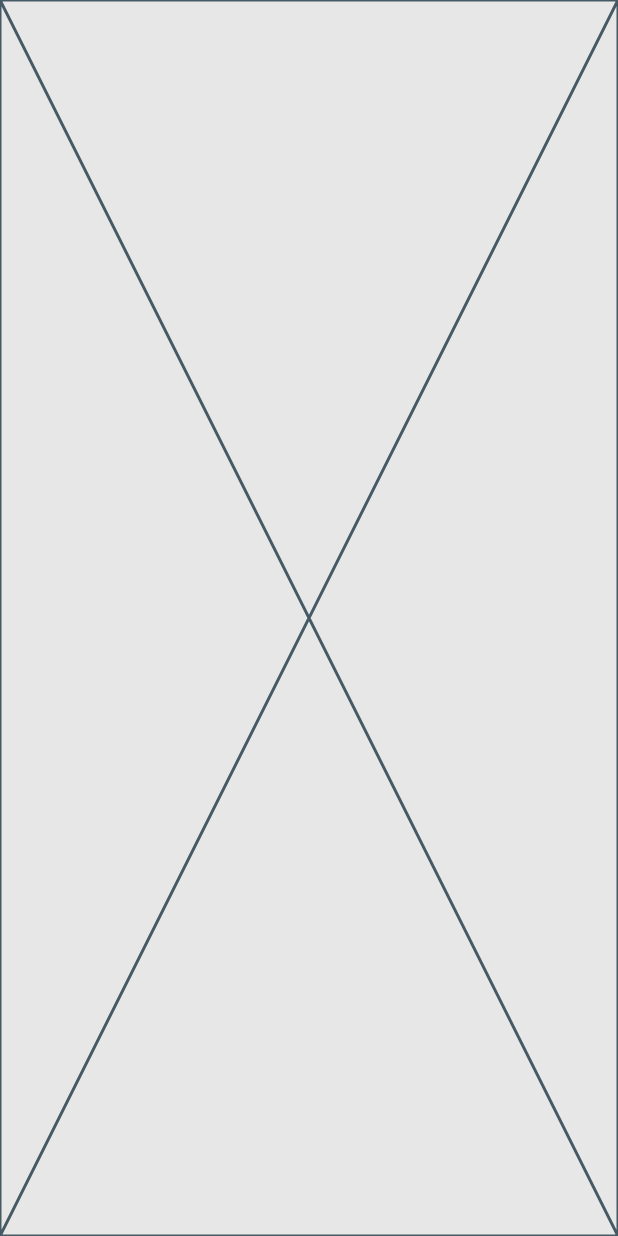
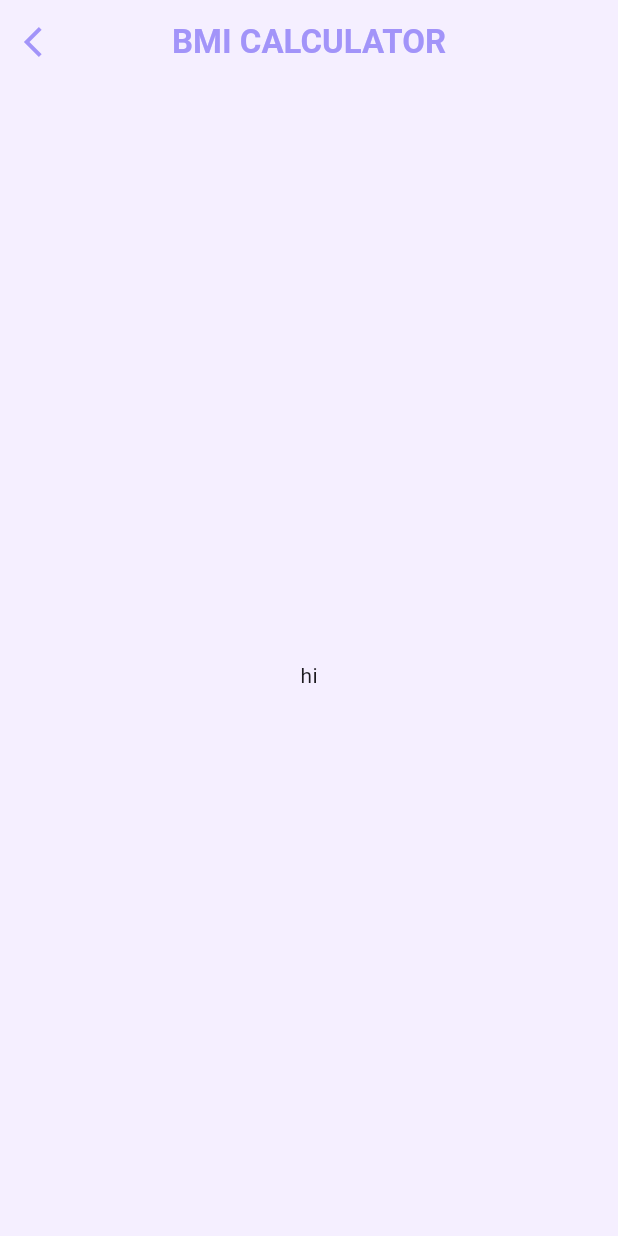
Before and after one commit to roypa123/bmicalculator, a Flutter app: the screen it shows after launch, on a phone screen of 412 x 824 dp. Run offline on Flutter 3.47's test engine with Material 3 defaults, Android fonts, the phone set to English and light mode, and no system bars; our stand-ins replace equatable, flutter_bloc, flutter_screenutil, get_it.

Commit message:
appbar is creating

```diff
--- /dev/null
+++ b/lib/core/common/widgets/common_app_bar.dart
@@ -0,0 +1,31 @@
+
+
+import 'package:bmicalculator/core/configs/styles/app_colors.dart';
+import 'package:flutter/material.dart';
+import 'package:flutter_screenutil/flutter_screenutil.dart';
+
+class CommonAppBar extends StatelessWidget implements PreferredSizeWidget{
+  final String? title;
+  final bool? leadingButton;
+  final bool? trailingButton;
+  const CommonAppBar({super.key,this.title,this.leadingButton,this.trailingButton});
+
+  @override
+  Widget build(BuildContext context) {
+    return AppBar(
+      backgroundColor: AppColors.transparent,
+      centerTitle: true,
+      title: Text(
+        title ?? "",
+        style: const TextStyle(fontWeight: FontWeight.bold,color: AppColors.mainColor)
+      ),
+      leading: (leadingButton ?? true) ? GestureDetector(
+        onTap: () => Navigator.pop(context),
+        child: const Icon(Icons.arrow_back_ios,color: AppColors.mainColor,),
+      ): null
+    );
+  }
+
+   @override
+  Size get preferredSize => Size.fromHeight(75.h);
+}
--- a/lib/core/configs/styles/app_colors.dart
+++ b/lib/core/configs/styles/app_colors.dart
@@ -7,6 +7,6 @@ class AppColors {
   static const white = Colors.white;
   static const grey = Colors.grey;
 
-  static const ffd8b0e = Color(0XFFFD8B0E);
-  static const backgroundColor =Color(0XFF131211);
+  static const mainColor = Color(0XFFA294F9);
+  static const backgroundColor =Color(0XFFF5EFFF);
 }
--- a/lib/features/main/presentation/views/main_screen.dart
+++ b/lib/features/main/presentation/views/main_screen.dart
@@ -1,10 +1,27 @@
 import 'package:flutter/material.dart';
+
+import '../../../../core/common/widgets/common_app_bar.dart';
+import '../../../../core/configs/styles/app_colors.dart';
 
 class MainScreen extends StatelessWidget {
   const MainScreen({super.key});
 
   @override
   Widget build(BuildContext context) {
-    return const Placeholder();
+    return Scaffold(
+      appBar: CommonAppBar(title: "BMI CALCULATOR",leadingButton: true,trailingButton: true,),
+      backgroundColor: AppColors.backgroundColor,
+      body: SizedBox(
+        width: double.maxFinite,
+        height: double.maxFinite,
+        child: Column(
+          mainAxisAlignment: MainAxisAlignment.center,
+          crossAxisAlignment: CrossAxisAlignment.center,
+          children: [
+            Text("hi")
+          ],
+        ),
+      ),
+    );
   }
 }
--- a/lib/features/splash/presentation/views/splash_screen.dart
+++ b/lib/features/splash/presentation/views/splash_screen.dart
@@ -23,7 +23,7 @@ class SplashScreen extends StatelessWidget {
         }
       },
       child: Scaffold(
-        backgroundColor: AppColors.white,
+        backgroundColor: AppColors.backgroundColor,
         body: SizedBox(
           width: double.maxFinite,
           height: double.maxFinite,
@@ -34,7 +34,7 @@ class SplashScreen extends StatelessWidget {
               Icon(
                 Icons.accessibility,
                 size: 200.w,
-                color: AppColors.primaryColor ,
+                color: AppColors.mainColor ,
               ),
               25.verticalSpace,
               Text(
@@ -42,7 +42,7 @@ class SplashScreen extends StatelessWidget {
                 style: TextStyle(
                     fontSize: 24.sp,
                     fontWeight: FontWeight.bold,
-                    color: AppColors.primaryColor ),
+                    color: AppColors.mainColor ),
               ),
             ],
           ),
```
Also changed, not shown: lib/features/info/presentation/view/info_screen.dart (added).
